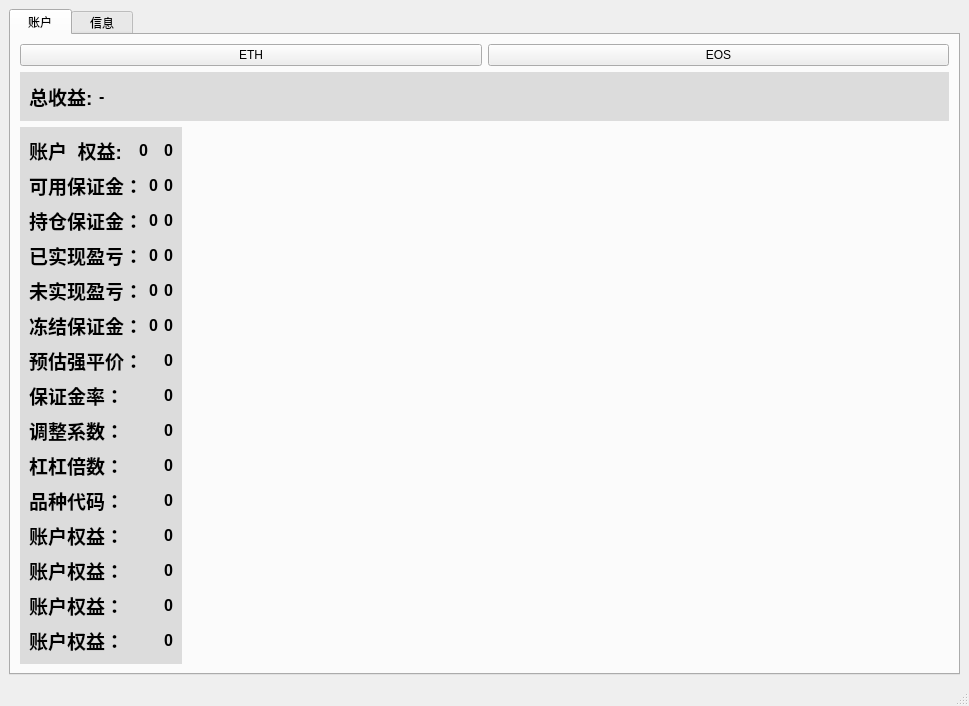
This is PythonApplication/PythonApplication.ui in JcwGitHub/HuoBiApi_Python as Qt 5 draws it before an edit. The edited form follows.
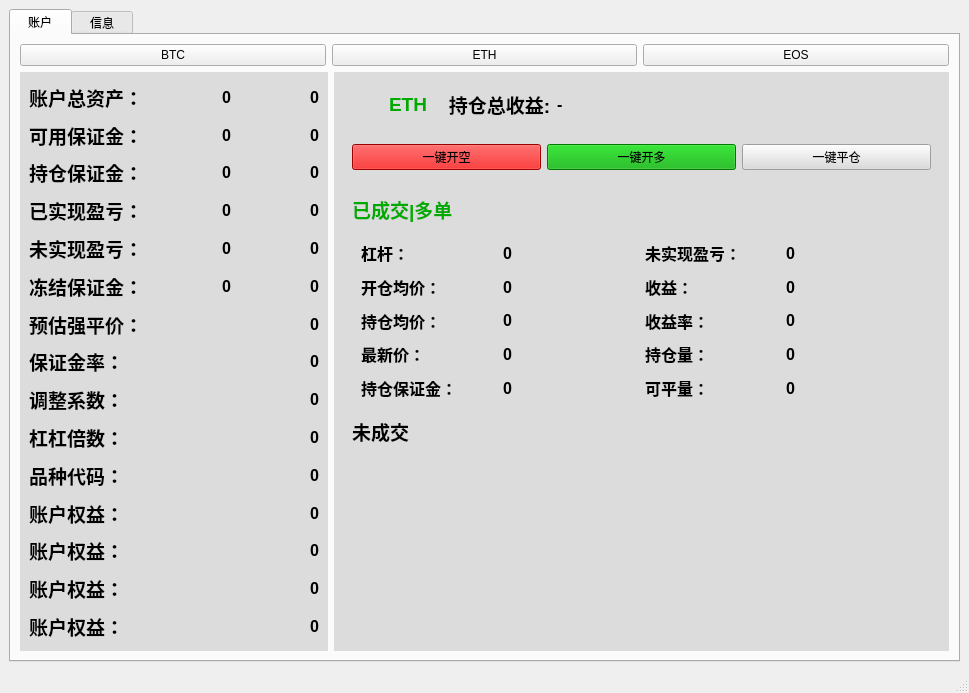
This is the edited form. Custom widgets are drawn as their Qt base class.

```diff
--- a/PythonApplication/PythonApplication.ui
+++ b/PythonApplication/PythonApplication.ui
@@ -7,7 +7,7 @@
     <x>0</x>
     <y>0</y>
     <width>969</width>
-    <height>607</height>
+    <height>693</height>
    </rect>
   </property>
   <property name="sizePolicy">
@@ -20,7 +20,7 @@
    <string>MainWindow</string>
   </property>
   <widget class="QWidget" name="centralwidget">
-   <layout class="QGridLayout" name="gridLayout_17">
+   <layout class="QGridLayout" name="gridLayout_16">
     <item row="0" column="0">
      <widget class="QTabWidget" name="tabWidget">
       <property name="currentIndex">
@@ -30,9 +30,18 @@
        <attribute name="title">
         <string>  账户  </string>
        </attribute>
-       <layout class="QGridLayout" name="gridLayout_16">
-        <item row="0" column="0">
-         <layout class="QHBoxLayout" name="horizontalLayout_16">
+       <layout class="QVBoxLayout" name="verticalLayout_3">
+        <item>
+         <layout class="QVBoxLayout" name="verticalLayout_2" stretch="1,100">
+          <item>
+           <layout class="QHBoxLayout" name="horizontalLayout_3">
+            <item>
+             <widget class="QPushButton" name="pushButton_3">
+              <property name="text">
+               <string>BTC</string>
+              </property>
+             </widget>
+            </item>
           <item>
            <widget class="QPushButton" name="BTNETH">
             <property name="text">
@@ -49,100 +58,15 @@
           </item>
          </layout>
         </item>
-        <item row="1" column="0">
-         <widget class="QWidget" name="widget_2" native="true">
-          <property name="sizePolicy">
-           <sizepolicy hsizetype="Preferred" vsizetype="Preferred">
-            <horstretch>0</horstretch>
-            <verstretch>0</verstretch>
-           </sizepolicy>
-          </property>
-          <property name="styleSheet">
-           <string notr="true">background-color: rgb(126, 126, 126);
-background-color: rgb(220, 220, 220);
-border-color: rgb(0, 255, 255);</string>
-          </property>
-          <layout class="QHBoxLayout" name="horizontalLayout">
            <item>
-            <widget class="QLabel" name="info1_3">
-             <property name="sizePolicy">
-              <sizepolicy hsizetype="Fixed" vsizetype="Preferred">
-               <horstretch>0</horstretch>
-               <verstretch>0</verstretch>
-              </sizepolicy>
-             </property>
-             <property name="font">
-              <font>
-               <pointsize>14</pointsize>
-               <weight>75</weight>
-               <italic>false</italic>
-               <bold>true</bold>
-              </font>
-             </property>
-             <property name="text">
-              <string>总收益:</string>
-             </property>
-             <property name="scaledContents">
-              <bool>false</bool>
-             </property>
-             <property name="alignment">
-              <set>Qt::AlignLeading|Qt::AlignLeft|Qt::AlignVCenter</set>
-             </property>
-             <property name="wordWrap">
-              <bool>false</bool>
-             </property>
-            </widget>
-           </item>
+           <layout class="QHBoxLayout" name="horizontalLayout_2" stretch="20,40">
+            <property name="sizeConstraint">
+             <enum>QLayout::SetDefaultConstraint</enum>
+            </property>
            <item>
-            <widget class="QLabel" name="info31">
-             <property name="sizePolicy">
-              <sizepolicy hsizetype="Fixed" vsizetype="Preferred">
-               <horstretch>0</horstretch>
-               <verstretch>0</verstretch>
-              </sizepolicy>
-             </property>
-             <property name="font">
-              <font>
-               <pointsize>12</pointsize>
-               <weight>75</weight>
-               <italic>false</italic>
-               <bold>true</bold>
-              </font>
-             </property>
-             <property name="text">
-              <string>-</string>
-             </property>
-             <property name="scaledContents">
-              <bool>false</bool>
-             </property>
-             <property name="alignment">
-              <set>Qt::AlignLeading|Qt::AlignLeft|Qt::AlignVCenter</set>
-             </property>
-             <property name="wordWrap">
-              <bool>false</bool>
-             </property>
-            </widget>
-           </item>
-           <item>
-            <spacer name="horizontalSpacer">
-             <property name="orientation">
-              <enum>Qt::Horizontal</enum>
-             </property>
-             <property name="sizeHint" stdset="0">
-              <size>
-               <width>40</width>
-               <height>20</height>
-              </size>
-             </property>
-            </spacer>
-           </item>
-          </layout>
-         </widget>
-        </item>
-        <item row="2" column="0">
          <widget class="QWidget" name="widget" native="true">
           <property name="sizePolicy">
-           <sizepolicy hsizetype="Fixed" vsizetype="Preferred">
+               <sizepolicy hsizetype="Preferred" vsizetype="Preferred">
             <horstretch>0</horstretch>
             <verstretch>0</verstretch>
            </sizepolicy>
@@ -157,55 +81,8 @@
           </property>
           <layout class="QVBoxLayout" name="verticalLayout">
            <item>
-            <layout class="QGridLayout" name="gridLayout">
-             <property name="sizeConstraint">
-              <enum>QLayout::SetDefaultConstraint</enum>
-             </property>
-             <item row="0" column="1">
-              <widget class="QLabel" name="info1">
-               <property name="sizePolicy">
-                <sizepolicy hsizetype="Preferred" vsizetype="Preferred">
-                 <horstretch>0</horstretch>
-                 <verstretch>0</verstretch>
-                </sizepolicy>
-               </property>
-               <property name="font">
-                <font>
-                 <pointsize>12</pointsize>
-                 <weight>75</weight>
-                 <italic>false</italic>
-                 <bold>true</bold>
-                </font>
-               </property>
-               <property name="text">
-                <string>0</string>
-               </property>
-               <property name="scaledContents">
-                <bool>false</bool>
-               </property>
-               <property name="alignment">
-                <set>Qt::AlignRight|Qt::AlignTrailing|Qt::AlignVCenter</set>
-               </property>
-               <property name="wordWrap">
-                <bool>false</bool>
-               </property>
-              </widget>
-             </item>
-             <item row="0" column="0">
-              <widget class="QLabel" name="label_2">
-               <property name="font">
-                <font>
-                 <pointsize>14</pointsize>
-                 <weight>75</weight>
-                 <bold>true</bold>
-                </font>
-               </property>
-               <property name="text">
-                <string>账户  权益:</string>
-               </property>
-              </widget>
-             </item>
-             <item row="0" column="2">
+                <layout class="QGridLayout" name="gridLayout" columnstretch="1,1,1" columnminimumwidth="1,1,1">
+                 <item row="3" column="2">
               <widget class="QLabel" name="info21">
                <property name="sizePolicy">
                 <sizepolicy hsizetype="Preferred" vsizetype="Preferred">
@@ -235,10 +112,54 @@
                </property>
               </widget>
              </item>
+                 <item row="3" column="0">
+                  <widget class="QLabel" name="label_2">
+                   <property name="font">
+                    <font>
+                     <pointsize>14</pointsize>
+                     <weight>75</weight>
+                     <bold>true</bold>
+                    </font>
+                   </property>
+                   <property name="text">
+                    <string>账户总资产：</string>
+                   </property>
+                  </widget>
+                 </item>
+                 <item row="3" column="1">
+                  <widget class="QLabel" name="info1">
+                   <property name="sizePolicy">
+                    <sizepolicy hsizetype="Preferred" vsizetype="Preferred">
+                     <horstretch>0</horstretch>
+                     <verstretch>0</verstretch>
+                    </sizepolicy>
+                   </property>
+                   <property name="font">
+                    <font>
+                     <pointsize>12</pointsize>
+                     <weight>75</weight>
+                     <italic>false</italic>
+                     <bold>true</bold>
+                    </font>
+                   </property>
+                   <property name="text">
+                    <string>0</string>
+                   </property>
+                   <property name="scaledContents">
+                    <bool>false</bool>
+                   </property>
+                   <property name="alignment">
+                    <set>Qt::AlignRight|Qt::AlignTrailing|Qt::AlignVCenter</set>
+                   </property>
+                   <property name="wordWrap">
+                    <bool>false</bool>
+                   </property>
+                  </widget>
+                 </item>
             </layout>
            </item>
            <item>
-            <layout class="QGridLayout" name="gridLayout_14">
+                <layout class="QGridLayout" name="gridLayout_14" columnstretch="1,1,1" columnminimumwidth="1,1,1">
              <item row="0" column="1">
               <widget class="QLabel" name="info4">
                <property name="sizePolicy">
@@ -980,6 +901,686 @@
            </item>
           </layout>
          </widget>
+            </item>
+            <item>
+             <widget class="QWidget" name="widget_2ASDASD" native="true">
+              <property name="sizePolicy">
+               <sizepolicy hsizetype="Preferred" vsizetype="Preferred">
+                <horstretch>0</horstretch>
+                <verstretch>0</verstretch>
+               </sizepolicy>
+              </property>
+              <property name="styleSheet">
+               <string notr="true">background-color: rgb(126, 126, 126);
+background-color: rgb(220, 220, 220);
+border-color: rgb(0, 255, 255);</string>
+              </property>
+              <layout class="QVBoxLayout" name="verticalLayout_4" stretch="10,10,100">
+               <item>
+                <widget class="QWidget" name="widget_4" native="true">
+                 <layout class="QHBoxLayout" name="horizontalLayout" stretch="1,10,10,10">
+                  <item>
+                   <spacer name="horizontalSpacer">
+                    <property name="orientation">
+                     <enum>Qt::Horizontal</enum>
+                    </property>
+                    <property name="sizeHint" stdset="0">
+                     <size>
+                      <width>40</width>
+                      <height>20</height>
+                     </size>
+                    </property>
+                   </spacer>
+                  </item>
+                  <item>
+                   <widget class="QLabel" name="info51">
+                    <property name="sizePolicy">
+                     <sizepolicy hsizetype="Fixed" vsizetype="Preferred">
+                      <horstretch>0</horstretch>
+                      <verstretch>0</verstretch>
+                     </sizepolicy>
+                    </property>
+                    <property name="font">
+                     <font>
+                      <pointsize>14</pointsize>
+                      <weight>75</weight>
+                      <italic>false</italic>
+                      <bold>true</bold>
+                     </font>
+                    </property>
+                    <property name="styleSheet">
+                     <string notr="true">color: rgb(0, 170, 0);</string>
+                    </property>
+                    <property name="text">
+                     <string>ETH</string>
+                    </property>
+                    <property name="scaledContents">
+                     <bool>false</bool>
+                    </property>
+                    <property name="alignment">
+                     <set>Qt::AlignLeading|Qt::AlignLeft|Qt::AlignVCenter</set>
+                    </property>
+                    <property name="wordWrap">
+                     <bool>false</bool>
+                    </property>
+                   </widget>
+                  </item>
+                  <item>
+                   <widget class="QLabel" name="info1_3">
+                    <property name="sizePolicy">
+                     <sizepolicy hsizetype="Fixed" vsizetype="Preferred">
+                      <horstretch>0</horstretch>
+                      <verstretch>0</verstretch>
+                     </sizepolicy>
+                    </property>
+                    <property name="font">
+                     <font>
+                      <pointsize>14</pointsize>
+                      <weight>75</weight>
+                      <italic>false</italic>
+                      <bold>true</bold>
+                     </font>
+                    </property>
+                    <property name="text">
+                     <string>   持仓总收益:</string>
+                    </property>
+                    <property name="scaledContents">
+                     <bool>false</bool>
+                    </property>
+                    <property name="alignment">
+                     <set>Qt::AlignLeading|Qt::AlignLeft|Qt::AlignVCenter</set>
+                    </property>
+                    <property name="wordWrap">
+                     <bool>false</bool>
+                    </property>
+                   </widget>
+                  </item>
+                  <item>
+                   <widget class="QLabel" name="info52">
+                    <property name="sizePolicy">
+                     <sizepolicy hsizetype="Preferred" vsizetype="Preferred">
+                      <horstretch>0</horstretch>
+                      <verstretch>0</verstretch>
+                     </sizepolicy>
+                    </property>
+                    <property name="font">
+                     <font>
+                      <pointsize>12</pointsize>
+                      <weight>75</weight>
+                      <italic>false</italic>
+                      <bold>true</bold>
+                     </font>
+                    </property>
+                    <property name="text">
+                     <string>-</string>
+                    </property>
+                    <property name="scaledContents">
+                     <bool>false</bool>
+                    </property>
+                    <property name="alignment">
+                     <set>Qt::AlignLeading|Qt::AlignLeft|Qt::AlignVCenter</set>
+                    </property>
+                    <property name="wordWrap">
+                     <bool>false</bool>
+                    </property>
+                   </widget>
+                  </item>
+                 </layout>
+                </widget>
+               </item>
+               <item>
+                <widget class="QWidget" name="widget_6" native="true">
+                 <layout class="QGridLayout" name="gridLayout_17">
+                  <item row="0" column="0">
+                   <widget class="QPushButton" name="pushButton">
+                    <property name="styleSheet">
+                     <string notr="true">background-color: rgb(221, 0, 0);</string>
+                    </property>
+                    <property name="text">
+                     <string>一键开空</string>
+                    </property>
+                   </widget>
+                  </item>
+                  <item row="0" column="1">
+                   <widget class="QPushButton" name="pushButton_2">
+                    <property name="styleSheet">
+                     <string notr="true">background-color: rgb(0, 170, 0);</string>
+                    </property>
+                    <property name="text">
+                     <string>一键开多</string>
+                    </property>
+                   </widget>
+                  </item>
+                  <item row="0" column="2">
+                   <widget class="QPushButton" name="pushButton_4">
+                    <property name="sizePolicy">
+                     <sizepolicy hsizetype="Minimum" vsizetype="Fixed">
+                      <horstretch>0</horstretch>
+                      <verstretch>0</verstretch>
+                     </sizepolicy>
+                    </property>
+                    <property name="text">
+                     <string>一键平仓</string>
+                    </property>
+                   </widget>
+                  </item>
+                 </layout>
+                </widget>
+               </item>
+               <item>
+                <widget class="QWidget" name="widget_5" native="true">
+                 <layout class="QVBoxLayout" name="verticalLayout_5" stretch="10,100,10,100">
+                  <item>
+                   <widget class="QLabel" name="label">
+                    <property name="font">
+                     <font>
+                      <family>Arial</family>
+                      <pointsize>14</pointsize>
+                      <weight>75</weight>
+                      <italic>false</italic>
+                      <bold>true</bold>
+                     </font>
+                    </property>
+                    <property name="styleSheet">
+                     <string notr="true">color: rgb(0, 170, 0);</string>
+                    </property>
+                    <property name="text">
+                     <string>已成交|多单</string>
+                    </property>
+                   </widget>
+                  </item>
+                  <item>
+                   <widget class="QWidget" name="widget_7" native="true">
+                    <layout class="QVBoxLayout" name="verticalLayout_6">
+                     <item>
+                      <layout class="QHBoxLayout" name="horizontalLayout_4">
+                       <item>
+                        <widget class="QLabel" name="label_8">
+                         <property name="font">
+                          <font>
+                           <pointsize>12</pointsize>
+                           <weight>75</weight>
+                           <bold>true</bold>
+                          </font>
+                         </property>
+                         <property name="text">
+                          <string>杠杆：</string>
+                         </property>
+                        </widget>
+                       </item>
+                       <item>
+                        <widget class="QLabel" name="info41">
+                         <property name="sizePolicy">
+                          <sizepolicy hsizetype="Preferred" vsizetype="Preferred">
+                           <horstretch>0</horstretch>
+                           <verstretch>0</verstretch>
+                          </sizepolicy>
+                         </property>
+                         <property name="font">
+                          <font>
+                           <pointsize>12</pointsize>
+                           <weight>75</weight>
+                           <italic>false</italic>
+                           <bold>true</bold>
+                          </font>
+                         </property>
+                         <property name="text">
+                          <string>0</string>
+                         </property>
+                         <property name="scaledContents">
+                          <bool>false</bool>
+                         </property>
+                         <property name="alignment">
+                          <set>Qt::AlignLeading|Qt::AlignLeft|Qt::AlignVCenter</set>
+                         </property>
+                         <property name="wordWrap">
+                          <bool>false</bool>
+                         </property>
+                        </widget>
+                       </item>
+                       <item>
+                        <widget class="QLabel" name="label_16">
+                         <property name="font">
+                          <font>
+                           <pointsize>12</pointsize>
+                           <weight>75</weight>
+                           <bold>true</bold>
+                          </font>
+                         </property>
+                         <property name="text">
+                          <string>未实现盈亏：</string>
+                         </property>
+                        </widget>
+                       </item>
+                       <item>
+                        <widget class="QLabel" name="info46">
+                         <property name="sizePolicy">
+                          <sizepolicy hsizetype="Preferred" vsizetype="Preferred">
+                           <horstretch>0</horstretch>
+                           <verstretch>0</verstretch>
+                          </sizepolicy>
+                         </property>
+                         <property name="font">
+                          <font>
+                           <pointsize>12</pointsize>
+                           <weight>75</weight>
+                           <italic>false</italic>
+                           <bold>true</bold>
+                          </font>
+                         </property>
+                         <property name="text">
+                          <string>0</string>
+                         </property>
+                         <property name="scaledContents">
+                          <bool>false</bool>
+                         </property>
+                         <property name="alignment">
+                          <set>Qt::AlignLeading|Qt::AlignLeft|Qt::AlignVCenter</set>
+                         </property>
+                         <property name="wordWrap">
+                          <bool>false</bool>
+                         </property>
+                        </widget>
+                       </item>
+                      </layout>
+                     </item>
+                     <item>
+                      <layout class="QHBoxLayout" name="horizontalLayout_5">
+                       <item>
+                        <widget class="QLabel" name="label_10">
+                         <property name="font">
+                          <font>
+                           <pointsize>12</pointsize>
+                           <weight>75</weight>
+                           <bold>true</bold>
+                          </font>
+                         </property>
+                         <property name="text">
+                          <string>开仓均价：</string>
+                         </property>
+                        </widget>
+                       </item>
+                       <item>
+                        <widget class="QLabel" name="info42">
+                         <property name="sizePolicy">
+                          <sizepolicy hsizetype="Preferred" vsizetype="Preferred">
+                           <horstretch>0</horstretch>
+                           <verstretch>0</verstretch>
+                          </sizepolicy>
+                         </property>
+                         <property name="font">
+                          <font>
+                           <pointsize>12</pointsize>
+                           <weight>75</weight>
+                           <italic>false</italic>
+                           <bold>true</bold>
+                          </font>
+                         </property>
+                         <property name="text">
+                          <string>0</string>
+                         </property>
+                         <property name="scaledContents">
+                          <bool>false</bool>
+                         </property>
+                         <property name="alignment">
+                          <set>Qt::AlignLeading|Qt::AlignLeft|Qt::AlignVCenter</set>
+                         </property>
+                         <property name="wordWrap">
+                          <bool>false</bool>
+                         </property>
+                        </widget>
+                       </item>
+                       <item>
+                        <widget class="QLabel" name="label_18">
+                         <property name="font">
+                          <font>
+                           <pointsize>12</pointsize>
+                           <weight>75</weight>
+                           <bold>true</bold>
+                          </font>
+                         </property>
+                         <property name="text">
+                          <string>收益：</string>
+                         </property>
+                        </widget>
+                       </item>
+                       <item>
+                        <widget class="QLabel" name="info47">
+                         <property name="sizePolicy">
+                          <sizepolicy hsizetype="Preferred" vsizetype="Preferred">
+                           <horstretch>0</horstretch>
+                           <verstretch>0</verstretch>
+                          </sizepolicy>
+                         </property>
+                         <property name="font">
+                          <font>
+                           <pointsize>12</pointsize>
+                           <weight>75</weight>
+                           <italic>false</italic>
+                           <bold>true</bold>
+                          </font>
+                         </property>
+                         <property name="text">
+                          <string>0</string>
+                         </property>
+                         <property name="scaledContents">
+                          <bool>false</bool>
+                         </property>
+                         <property name="alignment">
+                          <set>Qt::AlignLeading|Qt::AlignLeft|Qt::AlignVCenter</set>
+                         </property>
+                         <property name="wordWrap">
+                          <bool>false</bool>
+                         </property>
+                        </widget>
+                       </item>
+                      </layout>
+                     </item>
+                     <item>
+                      <layout class="QHBoxLayout" name="horizontalLayout_6">
+                       <item>
+                        <widget class="QLabel" name="label_26">
+                         <property name="font">
+                          <font>
+                           <pointsize>12</pointsize>
+                           <weight>75</weight>
+                           <bold>true</bold>
+                          </font>
+                         </property>
+                         <property name="text">
+                          <string>持仓均价：</string>
+                         </property>
+                        </widget>
+                       </item>
+                       <item>
+                        <widget class="QLabel" name="info43">
+                         <property name="sizePolicy">
+                          <sizepolicy hsizetype="Preferred" vsizetype="Preferred">
+                           <horstretch>0</horstretch>
+                           <verstretch>0</verstretch>
+                          </sizepolicy>
+                         </property>
+                         <property name="font">
+                          <font>
+                           <pointsize>12</pointsize>
+                           <weight>75</weight>
+                           <italic>false</italic>
+                           <bold>true</bold>
+                          </font>
+                         </property>
+                         <property name="text">
+                          <string>0</string>
+                         </property>
+                         <property name="scaledContents">
+                          <bool>false</bool>
+                         </property>
+                         <property name="alignment">
+                          <set>Qt::AlignLeading|Qt::AlignLeft|Qt::AlignVCenter</set>
+                         </property>
+                         <property name="wordWrap">
+                          <bool>false</bool>
+                         </property>
+                        </widget>
+                       </item>
+                       <item>
+                        <widget class="QLabel" name="label_20">
+                         <property name="font">
+                          <font>
+                           <pointsize>12</pointsize>
+                           <weight>75</weight>
+                           <bold>true</bold>
+                          </font>
+                         </property>
+                         <property name="text">
+                          <string>收益率：</string>
+                         </property>
+                        </widget>
+                       </item>
+                       <item>
+                        <widget class="QLabel" name="info48">
+                         <property name="sizePolicy">
+                          <sizepolicy hsizetype="Preferred" vsizetype="Preferred">
+                           <horstretch>0</horstretch>
+                           <verstretch>0</verstretch>
+                          </sizepolicy>
+                         </property>
+                         <property name="font">
+                          <font>
+                           <pointsize>12</pointsize>
+                           <weight>75</weight>
+                           <italic>false</italic>
+                           <bold>true</bold>
+                          </font>
+                         </property>
+                         <property name="text">
+                          <string>0</string>
+                         </property>
+                         <property name="scaledContents">
+                          <bool>false</bool>
+                         </property>
+                         <property name="alignment">
+                          <set>Qt::AlignLeading|Qt::AlignLeft|Qt::AlignVCenter</set>
+                         </property>
+                         <property name="wordWrap">
+                          <bool>false</bool>
+                         </property>
+                        </widget>
+                       </item>
+                      </layout>
+                     </item>
+                     <item>
+                      <layout class="QHBoxLayout" name="horizontalLayout_7">
+                       <item>
+                        <widget class="QLabel" name="label_12">
+                         <property name="font">
+                          <font>
+                           <pointsize>12</pointsize>
+                           <weight>75</weight>
+                           <bold>true</bold>
+                          </font>
+                         </property>
+                         <property name="text">
+                          <string>最新价：</string>
+                         </property>
+                        </widget>
+                       </item>
+                       <item>
+                        <widget class="QLabel" name="info44">
+                         <property name="sizePolicy">
+                          <sizepolicy hsizetype="Preferred" vsizetype="Preferred">
+                           <horstretch>0</horstretch>
+                           <verstretch>0</verstretch>
+                          </sizepolicy>
+                         </property>
+                         <property name="font">
+                          <font>
+                           <pointsize>12</pointsize>
+                           <weight>75</weight>
+                           <italic>false</italic>
+                           <bold>true</bold>
+                          </font>
+                         </property>
+                         <property name="text">
+                          <string>0</string>
+                         </property>
+                         <property name="scaledContents">
+                          <bool>false</bool>
+                         </property>
+                         <property name="alignment">
+                          <set>Qt::AlignLeading|Qt::AlignLeft|Qt::AlignVCenter</set>
+                         </property>
+                         <property name="wordWrap">
+                          <bool>false</bool>
+                         </property>
+                        </widget>
+                       </item>
+                       <item>
+                        <widget class="QLabel" name="label_22">
+                         <property name="font">
+                          <font>
+                           <pointsize>12</pointsize>
+                           <weight>75</weight>
+                           <bold>true</bold>
+                          </font>
+                         </property>
+                         <property name="text">
+                          <string>持仓量：</string>
+                         </property>
+                        </widget>
+                       </item>
+                       <item>
+                        <widget class="QLabel" name="info49">
+                         <property name="sizePolicy">
+                          <sizepolicy hsizetype="Preferred" vsizetype="Preferred">
+                           <horstretch>0</horstretch>
+                           <verstretch>0</verstretch>
+                          </sizepolicy>
+                         </property>
+                         <property name="font">
+                          <font>
+                           <pointsize>12</pointsize>
+                           <weight>75</weight>
+                           <italic>false</italic>
+                           <bold>true</bold>
+                          </font>
+                         </property>
+                         <property name="text">
+                          <string>0</string>
+                         </property>
+                         <property name="scaledContents">
+                          <bool>false</bool>
+                         </property>
+                         <property name="alignment">
+                          <set>Qt::AlignLeading|Qt::AlignLeft|Qt::AlignVCenter</set>
+                         </property>
+                         <property name="wordWrap">
+                          <bool>false</bool>
+                         </property>
+                        </widget>
+                       </item>
+                      </layout>
+                     </item>
+                     <item>
+                      <layout class="QHBoxLayout" name="horizontalLayout_8">
+                       <item>
+                        <widget class="QLabel" name="label_14">
+                         <property name="font">
+                          <font>
+                           <pointsize>12</pointsize>
+                           <weight>75</weight>
+                           <bold>true</bold>
+                          </font>
+                         </property>
+                         <property name="text">
+                          <string>持仓保证金：</string>
+                         </property>
+                        </widget>
+                       </item>
+                       <item>
+                        <widget class="QLabel" name="info45">
+                         <property name="sizePolicy">
+                          <sizepolicy hsizetype="Preferred" vsizetype="Preferred">
+                           <horstretch>0</horstretch>
+                           <verstretch>0</verstretch>
+                          </sizepolicy>
+                         </property>
+                         <property name="font">
+                          <font>
+                           <pointsize>12</pointsize>
+                           <weight>75</weight>
+                           <italic>false</italic>
+                           <bold>true</bold>
+                          </font>
+                         </property>
+                         <property name="text">
+                          <string>0</string>
+                         </property>
+                         <property name="scaledContents">
+                          <bool>false</bool>
+                         </property>
+                         <property name="alignment">
+                          <set>Qt::AlignLeading|Qt::AlignLeft|Qt::AlignVCenter</set>
+                         </property>
+                         <property name="wordWrap">
+                          <bool>false</bool>
+                         </property>
+                        </widget>
+                       </item>
+                       <item>
+                        <widget class="QLabel" name="label_24">
+                         <property name="font">
+                          <font>
+                           <pointsize>12</pointsize>
+                           <weight>75</weight>
+                           <bold>true</bold>
+                          </font>
+                         </property>
+                         <property name="text">
+                          <string>可平量：</string>
+                         </property>
+                        </widget>
+                       </item>
+                       <item>
+                        <widget class="QLabel" name="info50">
+                         <property name="sizePolicy">
+                          <sizepolicy hsizetype="Preferred" vsizetype="Preferred">
+                           <horstretch>0</horstretch>
+                           <verstretch>0</verstretch>
+                          </sizepolicy>
+                         </property>
+                         <property name="font">
+                          <font>
+                           <pointsize>12</pointsize>
+                           <weight>75</weight>
+                           <italic>false</italic>
+                           <bold>true</bold>
+                          </font>
+                         </property>
+                         <property name="text">
+                          <string>0</string>
+                         </property>
+                         <property name="scaledContents">
+                          <bool>false</bool>
+                         </property>
+                         <property name="alignment">
+                          <set>Qt::AlignLeading|Qt::AlignLeft|Qt::AlignVCenter</set>
+                         </property>
+                         <property name="wordWrap">
+                          <bool>false</bool>
+                         </property>
+                        </widget>
+                       </item>
+                      </layout>
+                     </item>
+                    </layout>
+                   </widget>
+                  </item>
+                  <item>
+                   <widget class="QLabel" name="label_4">
+                    <property name="font">
+                     <font>
+                      <pointsize>14</pointsize>
+                      <weight>75</weight>
+                      <bold>true</bold>
+                     </font>
+                    </property>
+                    <property name="text">
+                     <string>未成交</string>
+                    </property>
+                   </widget>
+                  </item>
+                  <item>
+                   <widget class="QWidget" name="widget_8" native="true"/>
+                  </item>
+                 </layout>
+                </widget>
+               </item>
+              </layout>
+             </widget>
+            </item>
+           </layout>
+          </item>
+         </layout>
         </item>
        </layout>
       </widget>
```
Lines whose indentation alone changed are shown as unchanged.
